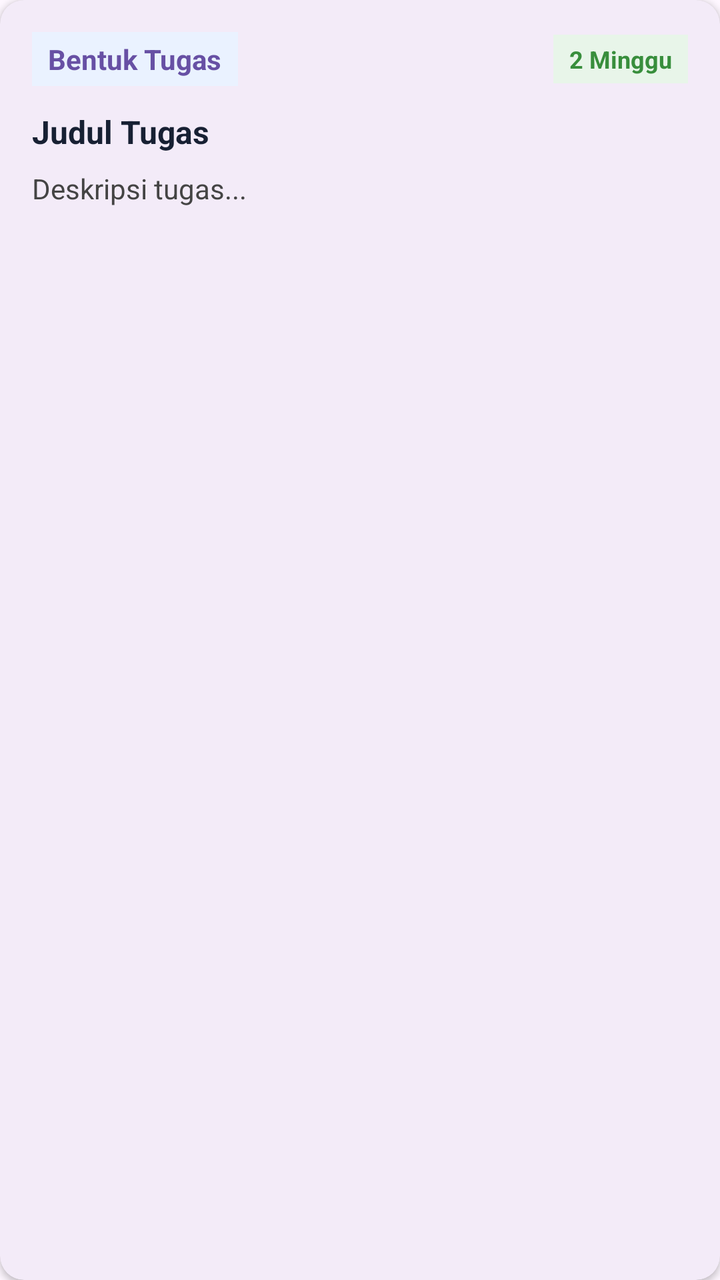
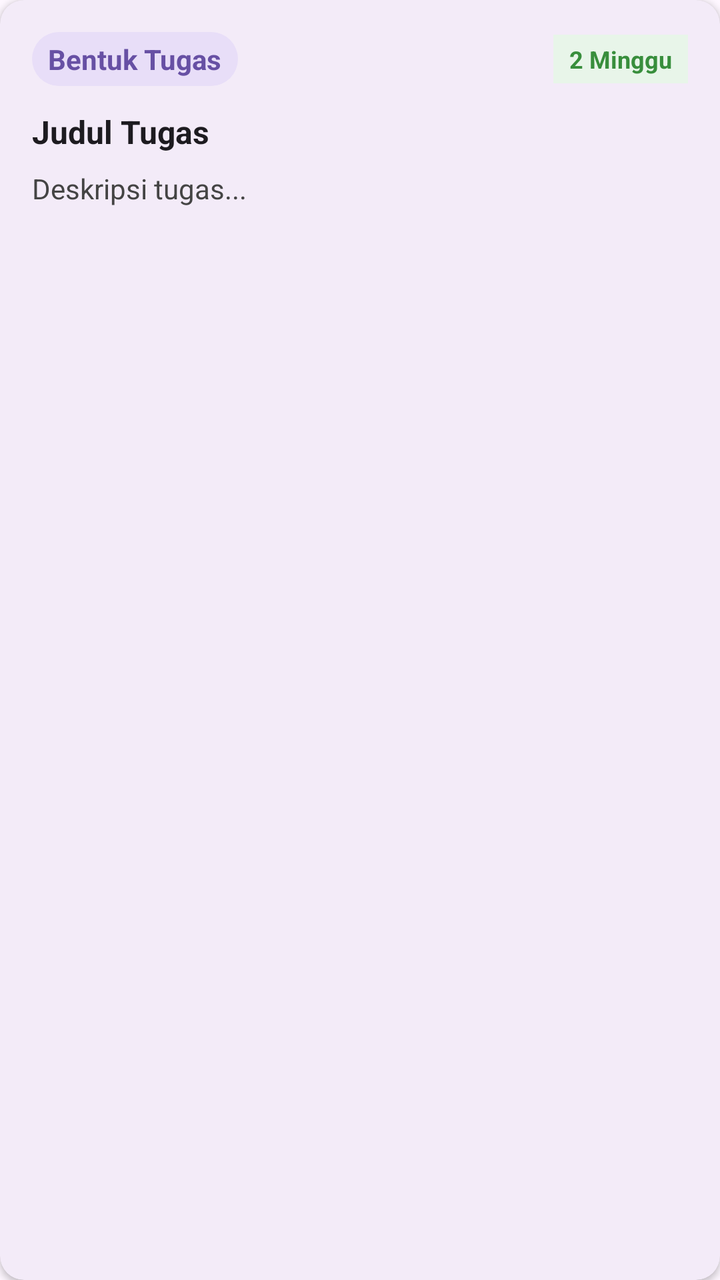

Before-and-after screenshots of an Android layout around one commit, followed by the original layout XML and the change that was made.
<!-- AndroidManifest.xml: application theme Theme.ProjectFarrelMobileProgramming -->
<!-- res/layout/item_rtm.xml -->
<?xml version="1.0" encoding="utf-8"?>
<com.google.android.material.card.MaterialCardView 
    xmlns:android="http://schemas.android.com/apk/res/android"
    xmlns:app="http://schemas.android.com/apk/res-auto"
    android:layout_width="match_parent"
    android:layout_height="wrap_content"
    android:layout_marginHorizontal="16dp"
    android:layout_marginVertical="8dp"
    app:cardCornerRadius="12dp"
    app:cardElevation="2dp"
    app:strokeWidth="0dp">

    <LinearLayout
        android:layout_width="match_parent"
        android:layout_height="wrap_content"
        android:orientation="vertical"
        android:padding="16dp">

        <LinearLayout
            android:layout_width="match_parent"
            android:layout_height="wrap_content"
            android:orientation="horizontal"
            android:gravity="center_vertical">
            
            <TextView
                android:id="@+id/tvRtmBentuk"
                android:layout_width="wrap_content"
                android:layout_height="wrap_content"
                android:text="Bentuk Tugas"
                android:textColor="?attr/colorPrimary"
                android:textStyle="bold"
                android:background="#EAF2FF"
                android:paddingHorizontal="8dp"
                android:paddingVertical="4dp" />
                
            <View
                android:layout_width="0dp"
                android:layout_height="0dp"
                android:layout_weight="1" />
                
            <TextView
                android:id="@+id/tvRtmWaktu"
                android:layout_width="wrap_content"
                android:layout_height="wrap_content"
                android:text="2 Minggu"
                android:textColor="#388E3C"
                android:textSize="12sp"
                android:textStyle="bold"
                android:background="#E8F5E9"
                android:paddingHorizontal="8dp"
                android:paddingVertical="4dp" />
        </LinearLayout>

        <TextView
            android:id="@+id/tvRtmJudul"
            android:layout_width="match_parent"
            android:layout_height="wrap_content"
            android:text="Judul Tugas"
            android:textSize="16sp"
            android:textStyle="bold"
            android:layout_marginTop="12dp"
            android:textColor="#172033" />
            
        <TextView
            android:id="@+id/tvRtmDesc"
            android:layout_width="match_parent"
            android:layout_height="wrap_content"
            android:text="Deskripsi tugas..."
            android:textSize="14sp"
            android:layout_marginTop="8dp"
            android:textColor="#444" />

    </LinearLayout>
</com.google.android.material.card.MaterialCardView>
<!-- resources referenced by this layout -->
<resources>
  <style name="Theme.ProjectFarrelMobileProgramming" parent="Base.Theme.ProjectFarrelMobileProgramming" />
  <style name="Base.Theme.ProjectFarrelMobileProgramming" parent="Theme.Material3.DayNight.NoActionBar">
          
          
      </style>
</resources>

<!-- the commit's change to res/layout/item_rtm.xml (unified diff, before → after) -->
@@ -26,10 +26,10 @@
                 android:id="@+id/tvRtmBentuk"
                 android:layout_width="wrap_content"
                 android:layout_height="wrap_content"
-                android:text="Bentuk Tugas"
+                android:text="@string/ui_bentuk_tugas_66"
                 android:textColor="?attr/colorPrimary"
                 android:textStyle="bold"
-                android:background="#EAF2FF"
+                android:background="@drawable/bg_pill"
                 android:paddingHorizontal="8dp"
                 android:paddingVertical="4dp" />
                 
@@ -42,7 +42,7 @@
                 android:id="@+id/tvRtmWaktu"
                 android:layout_width="wrap_content"
                 android:layout_height="wrap_content"
-                android:text="2 Minggu"
+                android:text="@string/ui_2_minggu_67"
                 android:textColor="#388E3C"
                 android:textSize="12sp"
                 android:textStyle="bold"
@@ -55,17 +55,17 @@
             android:id="@+id/tvRtmJudul"
             android:layout_width="match_parent"
             android:layout_height="wrap_content"
-            android:text="Judul Tugas"
+            android:text="@string/ui_judul_tugas_68"
             android:textSize="16sp"
             android:textStyle="bold"
             android:layout_marginTop="12dp"
-            android:textColor="#172033" />
+            android:textColor="?attr/colorOnSurface" />
             
         <TextView
             android:id="@+id/tvRtmDesc"
             android:layout_width="match_parent"
             android:layout_height="wrap_content"
-            android:text="Deskripsi tugas..."
+            android:text="@string/ui_deskripsi_tugas_69"
             android:textSize="14sp"
             android:layout_marginTop="8dp"
             android:textColor="#444" />
<!-- resource entries referenced after the edit -->
@@ -1,5 +1,16 @@
 <!-- resources referenced by this layout -->
 <resources>
+  <!-- drawable bg_pill (drawable) -->
+  <?xml version="1.0" encoding="utf-8"?>
+  <shape xmlns:android="http://schemas.android.com/apk/res/android"
+      android:shape="rectangle">
+      <solid android:color="?attr/colorSecondaryContainer" />
+      <corners android:radius="16dp" />
+  </shape>
+  <string name="ui_2_minggu_67">2 Minggu</string>
+  <string name="ui_bentuk_tugas_66">Bentuk Tugas</string>
+  <string name="ui_deskripsi_tugas_69">Deskripsi tugas...</string>
+  <string name="ui_judul_tugas_68">Judul Tugas</string>
   <style name="Theme.ProjectFarrelMobileProgramming" parent="Base.Theme.ProjectFarrelMobileProgramming" />
   <style name="Base.Theme.ProjectFarrelMobileProgramming" parent="Theme.Material3.DayNight.NoActionBar">
           
